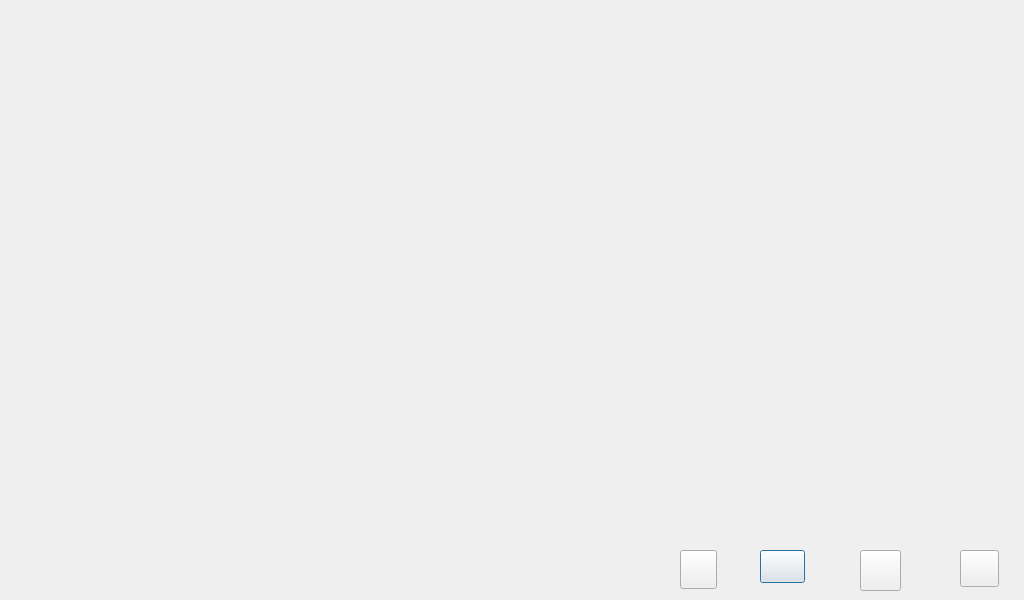
Old version of the form work.ui in the repository wushengjun85/jy10_01.
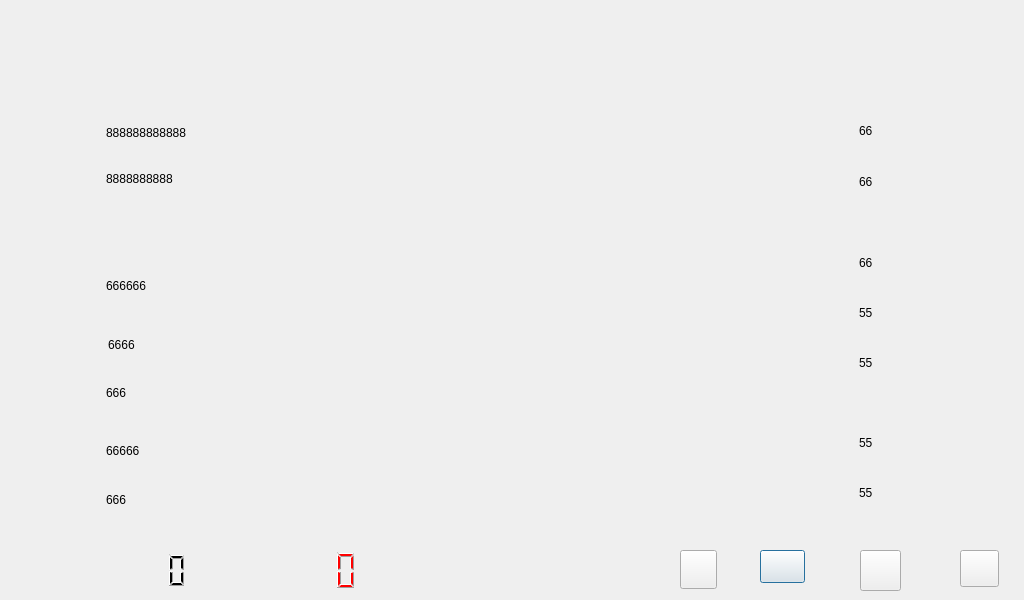
New version of the form. Icons and pictures are not drawn.

```diff
--- a/work.ui
+++ b/work.ui
@@ -77,6 +77,271 @@
     <string/>
    </property>
   </widget>
+  <widget class="QLabel" name="label">
+   <property name="geometry">
+    <rect>
+     <x>106</x>
+     <y>114</y>
+     <width>117</width>
+     <height>37</height>
+    </rect>
+   </property>
+   <property name="styleSheet">
+    <string notr="true">font: 22pt &quot;Ubuntu&quot;;</string>
+   </property>
+   <property name="text">
+    <string>888888888888</string>
+   </property>
+  </widget>
+  <widget class="QLabel" name="label_2">
+   <property name="geometry">
+    <rect>
+     <x>106</x>
+     <y>160</y>
+     <width>117</width>
+     <height>37</height>
+    </rect>
+   </property>
+   <property name="styleSheet">
+    <string notr="true">font: 22pt &quot;Ubuntu&quot;;</string>
+   </property>
+   <property name="text">
+    <string>8888888888</string>
+   </property>
+  </widget>
+  <widget class="QLabel" name="label_3">
+   <property name="geometry">
+    <rect>
+     <x>106</x>
+     <y>267</y>
+     <width>139</width>
+     <height>38</height>
+    </rect>
+   </property>
+   <property name="styleSheet">
+    <string notr="true">font: 22pt &quot;Ubuntu&quot;;</string>
+   </property>
+   <property name="text">
+    <string>666666</string>
+   </property>
+  </widget>
+  <widget class="QLabel" name="label_4">
+   <property name="geometry">
+    <rect>
+     <x>108</x>
+     <y>325</y>
+     <width>88</width>
+     <height>39</height>
+    </rect>
+   </property>
+   <property name="styleSheet">
+    <string notr="true">font: 22pt &quot;Ubuntu&quot;;</string>
+   </property>
+   <property name="text">
+    <string>6666</string>
+   </property>
+  </widget>
+  <widget class="QLabel" name="label_5">
+   <property name="geometry">
+    <rect>
+     <x>106</x>
+     <y>373</y>
+     <width>88</width>
+     <height>39</height>
+    </rect>
+   </property>
+   <property name="styleSheet">
+    <string notr="true">font: 22pt &quot;Ubuntu&quot;;</string>
+   </property>
+   <property name="text">
+    <string>666</string>
+   </property>
+  </widget>
+  <widget class="QLabel" name="label_6">
+   <property name="geometry">
+    <rect>
+     <x>106</x>
+     <y>431</y>
+     <width>88</width>
+     <height>39</height>
+    </rect>
+   </property>
+   <property name="styleSheet">
+    <string notr="true">font: 22pt &quot;Ubuntu&quot;;</string>
+   </property>
+   <property name="text">
+    <string>66666</string>
+   </property>
+  </widget>
+  <widget class="QLabel" name="label_7">
+   <property name="geometry">
+    <rect>
+     <x>106</x>
+     <y>480</y>
+     <width>88</width>
+     <height>39</height>
+    </rect>
+   </property>
+   <property name="styleSheet">
+    <string notr="true">font: 22pt &quot;Ubuntu&quot;;</string>
+   </property>
+   <property name="text">
+    <string>666</string>
+   </property>
+  </widget>
+  <widget class="QLabel" name="label_8">
+   <property name="geometry">
+    <rect>
+     <x>859</x>
+     <y>111</y>
+     <width>95</width>
+     <height>39</height>
+    </rect>
+   </property>
+   <property name="styleSheet">
+    <string notr="true">font: 22pt &quot;Ubuntu&quot;;</string>
+   </property>
+   <property name="text">
+    <string>66</string>
+   </property>
+  </widget>
+  <widget class="QLabel" name="label_9">
+   <property name="geometry">
+    <rect>
+     <x>859</x>
+     <y>162</y>
+     <width>95</width>
+     <height>39</height>
+    </rect>
+   </property>
+   <property name="styleSheet">
+    <string notr="true">font: 22pt &quot;Ubuntu&quot;;</string>
+   </property>
+   <property name="text">
+    <string>66</string>
+   </property>
+  </widget>
+  <widget class="QLabel" name="label_10">
+   <property name="geometry">
+    <rect>
+     <x>859</x>
+     <y>243</y>
+     <width>95</width>
+     <height>39</height>
+    </rect>
+   </property>
+   <property name="styleSheet">
+    <string notr="true">font: 22pt &quot;Ubuntu&quot;;</string>
+   </property>
+   <property name="text">
+    <string>66</string>
+   </property>
+  </widget>
+  <widget class="QLabel" name="label_11">
+   <property name="geometry">
+    <rect>
+     <x>859</x>
+     <y>293</y>
+     <width>95</width>
+     <height>39</height>
+    </rect>
+   </property>
+   <property name="styleSheet">
+    <string notr="true">font: 22pt &quot;Ubuntu&quot;;</string>
+   </property>
+   <property name="text">
+    <string>55</string>
+   </property>
+  </widget>
+  <widget class="QLabel" name="label_12">
+   <property name="geometry">
+    <rect>
+     <x>859</x>
+     <y>343</y>
+     <width>95</width>
+     <height>39</height>
+    </rect>
+   </property>
+   <property name="styleSheet">
+    <string notr="true">font: 22pt &quot;Ubuntu&quot;;</string>
+   </property>
+   <property name="text">
+    <string>55</string>
+   </property>
+  </widget>
+  <widget class="QLabel" name="label_13">
+   <property name="geometry">
+    <rect>
+     <x>859</x>
+     <y>423</y>
+     <width>95</width>
+     <height>39</height>
+    </rect>
+   </property>
+   <property name="styleSheet">
+    <string notr="true">font: 22pt &quot;Ubuntu&quot;;</string>
+   </property>
+   <property name="text">
+    <string>55</string>
+   </property>
+  </widget>
+  <widget class="QLabel" name="label_14">
+   <property name="geometry">
+    <rect>
+     <x>859</x>
+     <y>473</y>
+     <width>95</width>
+     <height>39</height>
+    </rect>
+   </property>
+   <property name="styleSheet">
+    <string notr="true">font: 22pt &quot;Ubuntu&quot;;</string>
+   </property>
+   <property name="text">
+    <string>55</string>
+   </property>
+  </widget>
+  <widget class="QLCDNumber" name="lcdNumber">
+   <property name="geometry">
+    <rect>
+     <x>180</x>
+     <y>550</y>
+     <width>191</width>
+     <height>41</height>
+    </rect>
+   </property>
+   <property name="styleSheet">
+    <string notr="true">color: rgb(255, 0, 0);</string>
+   </property>
+   <property name="frameShape">
+    <enum>QFrame::NoFrame</enum>
+   </property>
+   <property name="digitCount">
+    <number>8</number>
+   </property>
+   <property name="segmentStyle">
+    <enum>QLCDNumber::Filled</enum>
+   </property>
+  </widget>
+  <widget class="QLCDNumber" name="lcdNumber_2">
+   <property name="geometry">
+    <rect>
+     <x>0</x>
+     <y>550</y>
+     <width>191</width>
+     <height>41</height>
+    </rect>
+   </property>
+   <property name="frameShape">
+    <enum>QFrame::NoFrame</enum>
+   </property>
+   <property name="digitCount">
+    <number>10</number>
+   </property>
+   <property name="segmentStyle">
+    <enum>QLCDNumber::Filled</enum>
+   </property>
+  </widget>
  </widget>
  <resources/>
  <connections/>
```
